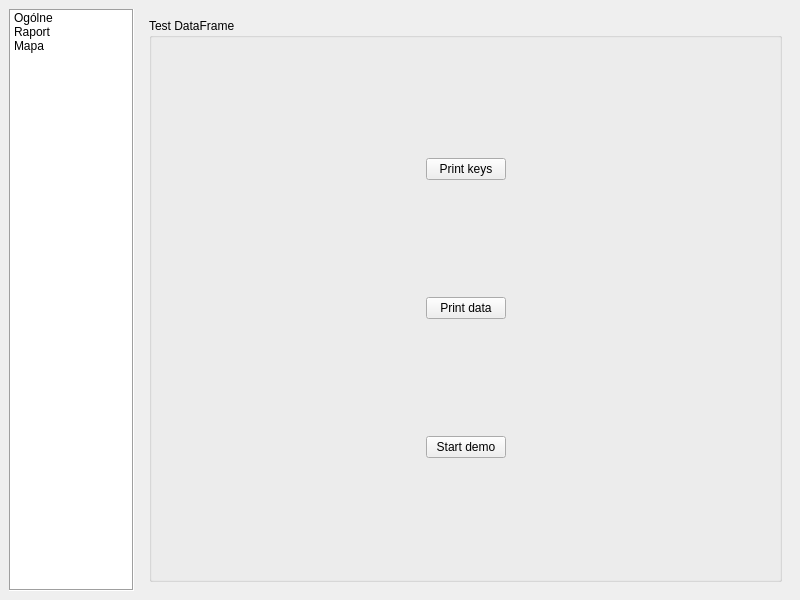
kuba172/Demog, file Ui/settings-window.ui: the form before one commit.
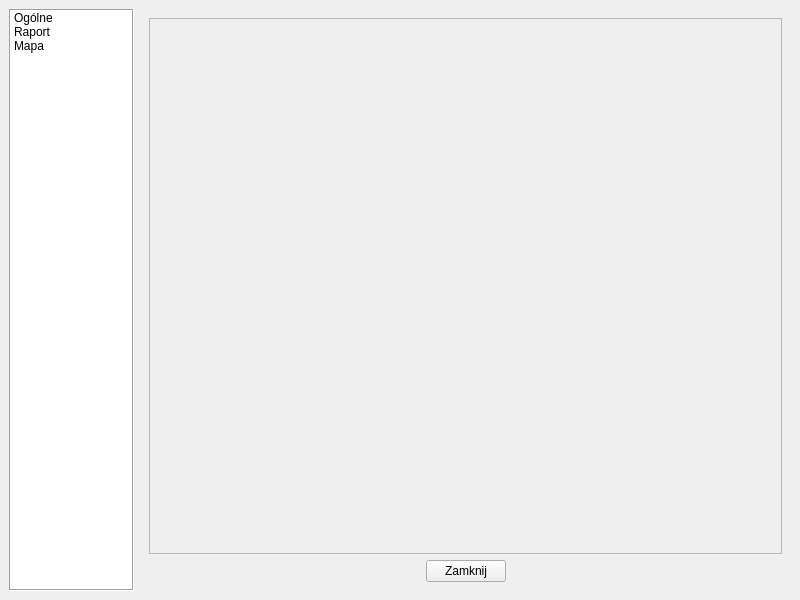
The form after the commit. The open tabs and pages were chosen to show the change.

```diff
--- a/Ui/settings-window.ui
+++ b/Ui/settings-window.ui
@@ -635,145 +635,61 @@
        </layout>
       </widget>
       <widget class="QWidget" name="Map">
-       <layout class="QVBoxLayout" name="verticalLayout_10">
+       <layout class="QVBoxLayout" name="verticalLayout_9">
         <item>
-         <widget class="QGroupBox" name="groupBox_4">
-          <property name="title">
-           <string>Test DataFrame</string>
+         <widget class="QScrollArea" name="scrollArea_3">
+          <property name="widgetResizable">
+           <bool>true</bool>
           </property>
-          <layout class="QVBoxLayout" name="verticalLayout_9">
-           <item>
-            <layout class="QHBoxLayout" name="horizontalLayout_13">
-             <item>
-              <spacer name="horizontalSpacer_7">
-               <property name="orientation">
-                <enum>Qt::Horizontal</enum>
-               </property>
-               <property name="sizeHint" stdset="0">
-                <size>
-                 <width>40</width>
-                 <height>20</height>
-                </size>
-               </property>
-              </spacer>
-             </item>
-             <item>
-              <widget class="QPushButton" name="pushButton_keys">
-               <property name="sizePolicy">
-                <sizepolicy hsizetype="Fixed" vsizetype="Fixed">
-                 <horstretch>0</horstretch>
-                 <verstretch>0</verstretch>
-                </sizepolicy>
-               </property>
-               <property name="text">
-                <string>Print keys</string>
-               </property>
-              </widget>
-             </item>
-             <item>
-              <spacer name="horizontalSpacer_8">
-               <property name="orientation">
-                <enum>Qt::Horizontal</enum>
-               </property>
-               <property name="sizeHint" stdset="0">
-                <size>
-                 <width>40</width>
-                 <height>20</height>
-                </size>
-               </property>
-              </spacer>
-             </item>
-            </layout>
-           </item>
-           <item>
-            <layout class="QHBoxLayout" name="horizontalLayout_12">
-             <item>
-              <spacer name="horizontalSpacer_5">
-               <property name="orientation">
-                <enum>Qt::Horizontal</enum>
-               </property>
-               <property name="sizeHint" stdset="0">
-                <size>
-                 <width>40</width>
-                 <height>20</height>
-                </size>
-               </property>
-              </spacer>
-             </item>
-             <item>
-              <widget class="QPushButton" name="pushButton_print">
-               <property name="sizePolicy">
-                <sizepolicy hsizetype="Fixed" vsizetype="Fixed">
-                 <horstretch>0</horstretch>
-                 <verstretch>0</verstretch>
-                </sizepolicy>
-               </property>
-               <property name="text">
-                <string>Print data</string>
-               </property>
-              </widget>
-             </item>
-             <item>
-              <spacer name="horizontalSpacer_6">
-               <property name="orientation">
-                <enum>Qt::Horizontal</enum>
-               </property>
-               <property name="sizeHint" stdset="0">
-                <size>
-                 <width>40</width>
-                 <height>20</height>
-                </size>
-               </property>
-              </spacer>
-             </item>
-            </layout>
-           </item>
-           <item>
-            <layout class="QHBoxLayout" name="horizontalLayout_15">
-             <item>
-              <spacer name="horizontalSpacer_11">
-               <property name="orientation">
-                <enum>Qt::Horizontal</enum>
-               </property>
-               <property name="sizeHint" stdset="0">
-                <size>
-                 <width>40</width>
-                 <height>20</height>
-                </size>
-               </property>
-              </spacer>
-             </item>
-             <item>
-              <widget class="QPushButton" name="pushButton_demo">
-               <property name="sizePolicy">
-                <sizepolicy hsizetype="Fixed" vsizetype="Fixed">
-                 <horstretch>0</horstretch>
-                 <verstretch>0</verstretch>
-                </sizepolicy>
-               </property>
-               <property name="text">
-                <string>Start demo</string>
-               </property>
-              </widget>
-             </item>
-             <item>
-              <spacer name="horizontalSpacer_12">
-               <property name="orientation">
-                <enum>Qt::Horizontal</enum>
-               </property>
-               <property name="sizeHint" stdset="0">
-                <size>
-                 <width>40</width>
-                 <height>20</height>
-                </size>
-               </property>
-              </spacer>
-             </item>
-            </layout>
-           </item>
-          </layout>
+          <widget class="QWidget" name="scrollAreaWidgetContents_3">
+           <property name="geometry">
+            <rect>
+             <x>0</x>
+             <y>0</y>
+             <width>631</width>
+             <height>530</height>
+            </rect>
+           </property>
+          </widget>
          </widget>
         </item>
+        <item>
+         <layout class="QHBoxLayout" name="horizontalLayout_12">
+          <item>
+           <spacer name="horizontalSpacer_5">
+            <property name="orientation">
+             <enum>Qt::Horizontal</enum>
+            </property>
+            <property name="sizeHint" stdset="0">
+             <size>
+              <width>40</width>
+              <height>20</height>
+             </size>
+            </property>
+           </spacer>
+          </item>
+          <item>
+           <widget class="QPushButton" name="pushButton_Close_map">
+            <property name="text">
+             <string>Zamknij</string>
+            </property>
+           </widget>
+          </item>
+          <item>
+           <spacer name="horizontalSpacer_6">
+            <property name="orientation">
+             <enum>Qt::Horizontal</enum>
+            </property>
+            <property name="sizeHint" stdset="0">
+             <size>
+              <width>40</width>
+              <height>20</height>
+             </size>
+            </property>
+           </spacer>
+          </item>
+         </layout>
+        </item>
        </layout>
       </widget>
      </widget>
```
Left out of the diff: 244 changed lines with no effect on the pictures.
